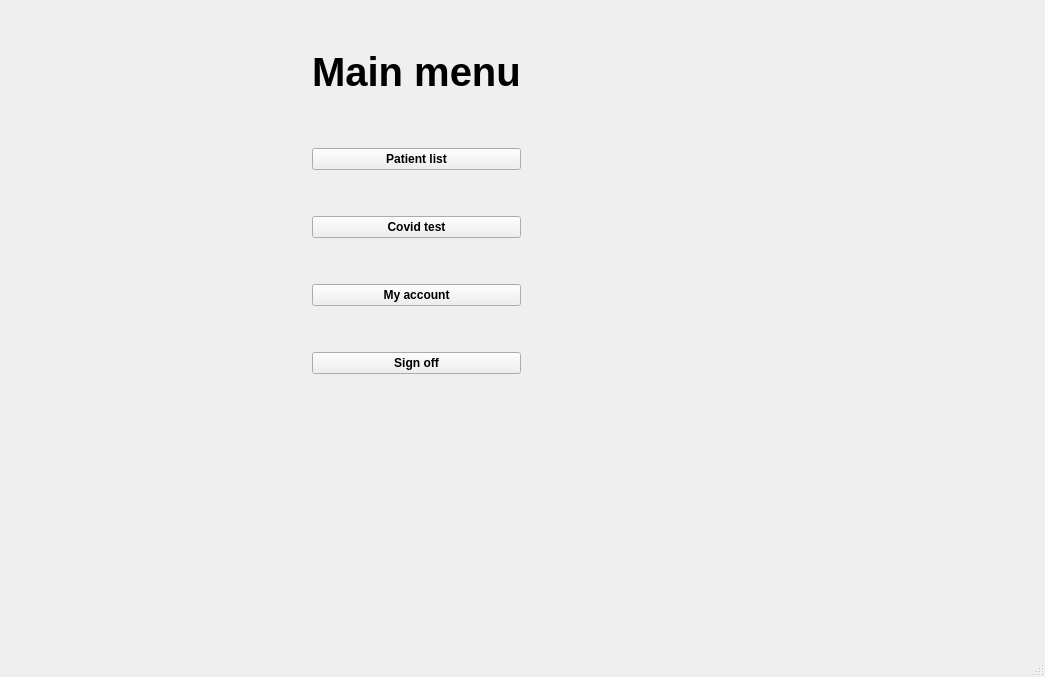
The window that CovidProject/doctormenu.ui (Aab30/CovidProject) describes before a commit, drawn with Qt 5.
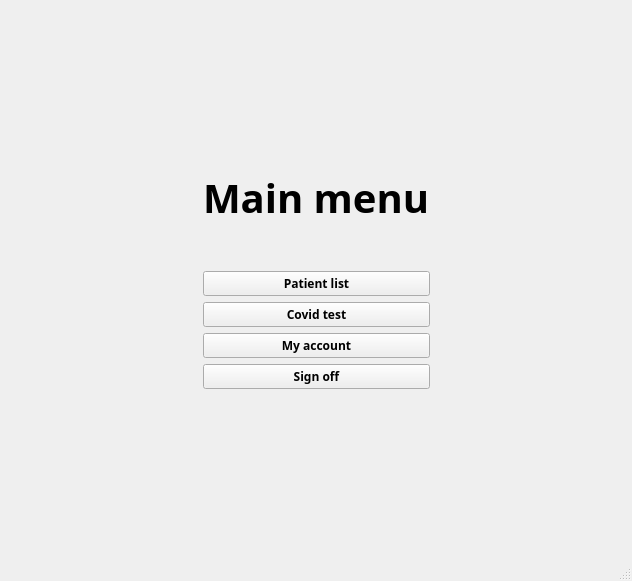
The same window after the commit.

```diff
--- a/CovidProject/doctormenu.ui
+++ b/CovidProject/doctormenu.ui
@@ -6,12 +6,25 @@
    <rect>
     <x>0</x>
     <y>0</y>
-    <width>1045</width>
-    <height>677</height>
+    <width>632</width>
+    <height>581</height>
    </rect>
   </property>
+  <property name="minimumSize">
+   <size>
+    <width>0</width>
+    <height>0</height>
+   </size>
+  </property>
+  <property name="maximumSize">
+   <size>
+    <width>800</width>
+    <height>600</height>
+   </size>
+  </property>
   <property name="font">
    <font>
+    <family>Menlo</family>
     <weight>75</weight>
     <bold>true</bold>
    </font>
@@ -20,38 +33,63 @@
    <string>Main menu</string>
   </property>
   <widget class="QWidget" name="centralwidget">
-   <widget class="QWidget" name="layoutWidget">
-    <property name="geometry">
-     <rect>
-      <x>11</x>
-      <y>1</y>
-      <width>811</width>
-      <height>581</height>
-     </rect>
-    </property>
-    <layout class="QGridLayout" name="gridLayout">
-     <item row="0" column="0">
+   <layout class="QGridLayout" name="gridLayout_2">
+    <item row="1" column="2">
+     <spacer name="horizontalSpacer_2">
+      <property name="orientation">
+       <enum>Qt::Horizontal</enum>
+      </property>
+      <property name="sizeType">
+       <enum>QSizePolicy::Expanding</enum>
+      </property>
+      <property name="sizeHint" stdset="0">
+       <size>
+        <width>40</width>
+        <height>20</height>
+       </size>
+      </property>
+     </spacer>
+    </item>
+    <item row="1" column="0">
       <spacer name="horizontalSpacer">
        <property name="orientation">
         <enum>Qt::Horizontal</enum>
        </property>
+      <property name="sizeType">
+       <enum>QSizePolicy::Expanding</enum>
+      </property>
        <property name="sizeHint" stdset="0">
         <size>
-         <width>238</width>
+        <width>40</width>
          <height>20</height>
         </size>
        </property>
       </spacer>
      </item>
      <item row="0" column="1">
-      <layout class="QVBoxLayout" name="verticalLayout_3">
-       <item>
-        <layout class="QVBoxLayout" name="verticalLayout_2">
-         <item>
+     <spacer name="verticalSpacer_2">
+      <property name="orientation">
+       <enum>Qt::Vertical</enum>
+      </property>
+      <property name="sizeType">
+       <enum>QSizePolicy::Expanding</enum>
+      </property>
+      <property name="sizeHint" stdset="0">
+       <size>
+        <width>20</width>
+        <height>40</height>
+       </size>
+      </property>
+     </spacer>
+    </item>
+    <item row="2" column="1">
           <spacer name="verticalSpacer_3">
            <property name="orientation">
             <enum>Qt::Vertical</enum>
            </property>
+      <property name="sizeType">
+       <enum>QSizePolicy::Expanding</enum>
+      </property>
            <property name="sizeHint" stdset="0">
             <size>
              <width>20</width>
@@ -60,8 +98,36 @@
            </property>
           </spacer>
          </item>
-         <item>
-          <widget class="QLabel" name="title">
+    <item row="1" column="1">
+     <layout class="QGridLayout" name="gridLayout">
+      <item row="4" column="0">
+       <widget class="QPushButton" name="covidtestButton">
+        <property name="sizePolicy">
+         <sizepolicy hsizetype="Preferred" vsizetype="Preferred">
+          <horstretch>0</horstretch>
+          <verstretch>0</verstretch>
+         </sizepolicy>
+        </property>
+        <property name="text">
+         <string>Covid test</string>
+        </property>
+       </widget>
+      </item>
+      <item row="6" column="0">
+       <widget class="QPushButton" name="signoffButton">
+        <property name="sizePolicy">
+         <sizepolicy hsizetype="Preferred" vsizetype="Preferred">
+          <horstretch>0</horstretch>
+          <verstretch>0</verstretch>
+         </sizepolicy>
+        </property>
+        <property name="text">
+         <string>Sign off</string>
+        </property>
+       </widget>
+      </item>
+      <item row="1" column="0">
+       <widget class="QLabel" name="labelTitle">
            <property name="sizePolicy">
             <sizepolicy hsizetype="Fixed" vsizetype="Preferred">
              <horstretch>0</horstretch>
@@ -78,30 +144,10 @@
            </property>
           </widget>
          </item>
-         <item>
-          <spacer name="verticalSpacer">
-           <property name="orientation">
-            <enum>Qt::Vertical</enum>
-           </property>
-           <property name="sizeType">
-            <enum>QSizePolicy::Expanding</enum>
-           </property>
-           <property name="sizeHint" stdset="0">
-            <size>
-             <width>20</width>
-             <height>40</height>
-            </size>
-           </property>
-          </spacer>
-         </item>
-        </layout>
-       </item>
-       <item>
-        <layout class="QVBoxLayout" name="verticalLayout">
-         <item>
+      <item row="3" column="0">
           <widget class="QPushButton" name="patientlistButton">
            <property name="sizePolicy">
-            <sizepolicy hsizetype="Preferred" vsizetype="Fixed">
+         <sizepolicy hsizetype="Preferred" vsizetype="Preferred">
              <horstretch>0</horstretch>
              <verstretch>0</verstretch>
             </sizepolicy>
@@ -111,51 +157,27 @@
            </property>
           </widget>
          </item>
-         <item>
-          <spacer name="verticalSpacer_4">
-           <property name="orientation">
-            <enum>Qt::Vertical</enum>
-           </property>
-           <property name="sizeHint" stdset="0">
-            <size>
-             <width>20</width>
-             <height>40</height>
-            </size>
-           </property>
-          </spacer>
-         </item>
-         <item>
-          <widget class="QPushButton" name="covidtestButton">
-           <property name="text">
-            <string>Covid test</string>
-           </property>
-          </widget>
-         </item>
-         <item>
-          <spacer name="verticalSpacer_6">
-           <property name="orientation">
-            <enum>Qt::Vertical</enum>
-           </property>
-           <property name="sizeHint" stdset="0">
-            <size>
-             <width>20</width>
-             <height>40</height>
-            </size>
-           </property>
-          </spacer>
-         </item>
-         <item>
+      <item row="5" column="0">
           <widget class="QPushButton" name="accountButton">
+        <property name="sizePolicy">
+         <sizepolicy hsizetype="Preferred" vsizetype="Preferred">
+          <horstretch>0</horstretch>
+          <verstretch>0</verstretch>
+         </sizepolicy>
+        </property>
            <property name="text">
             <string>My account</string>
            </property>
           </widget>
          </item>
-         <item>
-          <spacer name="verticalSpacer_5">
+      <item row="2" column="0">
+       <spacer name="verticalSpacer">
            <property name="orientation">
             <enum>Qt::Vertical</enum>
            </property>
+        <property name="sizeType">
+         <enum>QSizePolicy::Preferred</enum>
+        </property>
            <property name="sizeHint" stdset="0">
             <size>
              <width>20</width>
@@ -164,45 +186,9 @@
            </property>
           </spacer>
          </item>
-         <item>
-          <widget class="QPushButton" name="signoffButton">
-           <property name="text">
-            <string>Sign off</string>
-           </property>
-          </widget>
-         </item>
-        </layout>
-       </item>
-       <item>
-        <spacer name="verticalSpacer_2">
-         <property name="orientation">
-          <enum>Qt::Vertical</enum>
-         </property>
-         <property name="sizeHint" stdset="0">
-          <size>
-           <width>20</width>
-           <height>208</height>
-          </size>
-         </property>
-        </spacer>
-       </item>
-      </layout>
-     </item>
-     <item row="0" column="2">
-      <spacer name="horizontalSpacer_2">
-       <property name="orientation">
-        <enum>Qt::Horizontal</enum>
-       </property>
-       <property name="sizeHint" stdset="0">
-        <size>
-         <width>288</width>
-         <height>20</height>
-        </size>
-       </property>
-      </spacer>
-     </item>
-    </layout>
-   </widget>
+     </layout>
+    </item>
+   </layout>
   </widget>
   <widget class="QMenuBar" name="menubar">
    <property name="geometry">
```
Left out of the diff: 4 changed lines with no effect on the pictures. Lines whose indentation alone changed are shown as unchanged.
